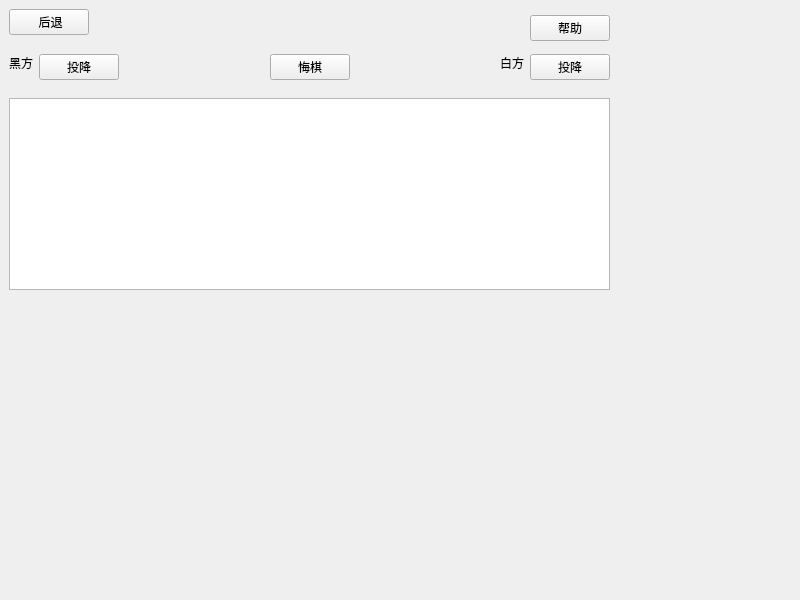
First picture: the form in fivechessform.ui, repository shendl1978/testQGraphicsView1, before the edit.
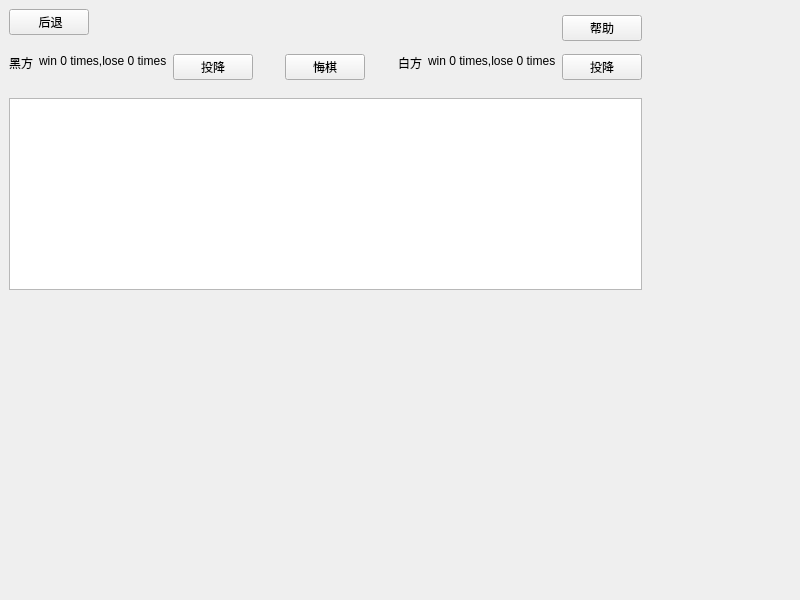
Second picture: the form after the edit.

The edit to the form file:
```diff
--- a/fivechessform.ui
+++ b/fivechessform.ui
@@ -18,7 +18,7 @@
     <rect>
      <x>9</x>
      <y>9</y>
-     <width>601</width>
+     <width>633</width>
      <height>281</height>
     </rect>
    </property>
@@ -63,6 +63,13 @@
         </property>
        </widget>
       </item>
+      <item alignment="Qt::AlignLeft|Qt::AlignTop">
+       <widget class="QLabel" name="blackRecordLabel">
+        <property name="text">
+         <string>win 0 times,lose 0 times</string>
+        </property>
+       </widget>
+      </item>
       <item alignment="Qt::AlignLeft|Qt::AlignTop">
        <widget class="QPushButton" name="blackGiveupButton">
         <property name="text">
@@ -110,6 +117,13 @@
         </property>
        </widget>
       </item>
+      <item alignment="Qt::AlignRight|Qt::AlignTop">
+       <widget class="QLabel" name="whiteRecordLabel">
+        <property name="text">
+         <string>win 0 times,lose 0 times</string>
+        </property>
+       </widget>
+      </item>
       <item alignment="Qt::AlignRight|Qt::AlignTop">
        <widget class="QPushButton" name="whiteGiveupButton">
         <property name="text">
```
